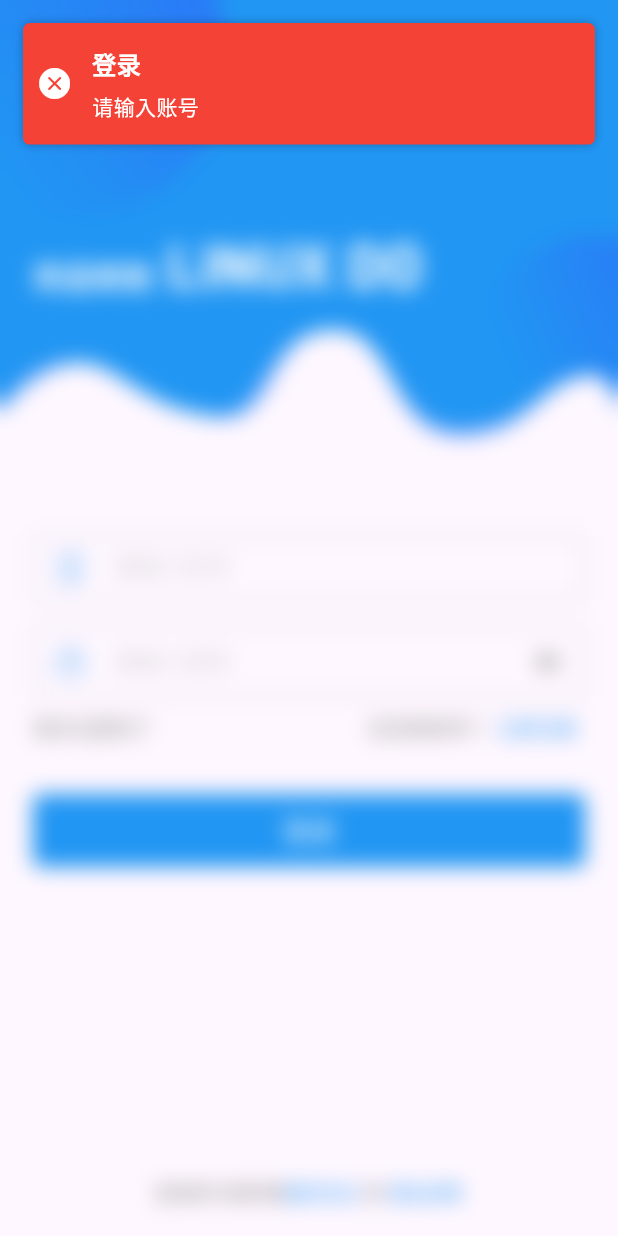
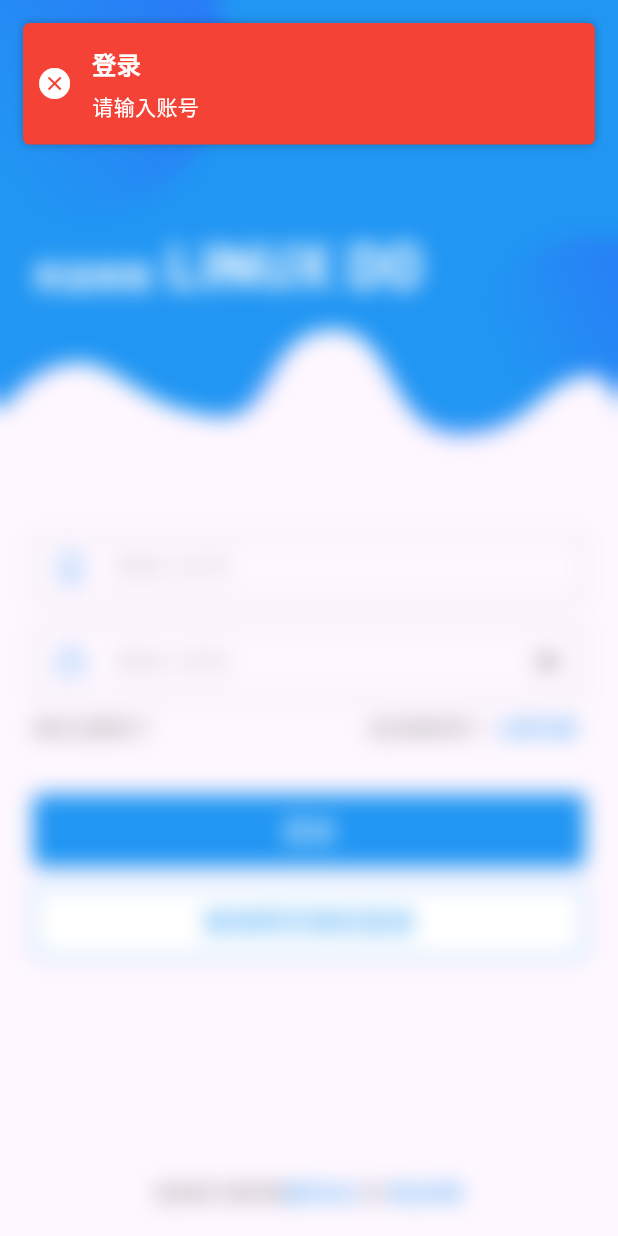
Before and after one commit to LuoH-AN/LINUX-DO, a Flutter app: the screen it shows after launch, after a tap on "登录", on a phone screen of 412 x 824 dp. Run offline on Flutter 3.47's test engine with Material 3 defaults, Android fonts, the phone set to English and light mode, and no system bars; our stand-ins replace cached_network_image, convex_bottom_bar, cookie_jar, device_info_plus, dio, dio_cookie_manager and 12 more; missing offline and left inert: dart:html; generated files the repository leaves out were written again; network calls fail.

Commit message:
调试登录流程

```diff
--- a/lib/app.dart
+++ b/lib/app.dart
@@ -39,18 +39,10 @@ class App {
 
     Inject.put<GlobalController>(GlobalController());
 
-    // 添加网络拦截器
-    addInterceptor();
-
     // Tag的颜色
     Tag.init();
 
     // 测试
     // UserCache().clear();
   }
-
-  /// 添加网络拦截器
-  static void addInterceptor() {
-    // TODO: 添加网络拦截器，如token验证、错误处理等
-  }
 }
--- a/lib/const/app_const.dart
+++ b/lib/const/app_const.dart
@@ -81,6 +81,7 @@ class _LoginConst {
   const _LoginConst();
 
   String get title => '登录';
+  String get webTitle => '使用网页授权登录';
   String get greetingPhrase => '欢迎来到';
   String get accountHint => '请输入账号';
   String get passwordHint => '请输入密码';
@@ -99,7 +100,7 @@ class _LoginConst {
   String get networkError => '请检查网络连接或稍后重试';
   String get userInfoError => '用户信息获取失败';
   String get loginSuccessTitle => '登录成功';
-  String get welcomeBack => '欢迎回来，';
+  String get welcomeBack => '欢迎回来';
   String get notImplemented => '此功能暂未开发';
   String get registerTip => '请先前往https://linux.do站点注册';
 }
--- a/lib/models/login.dart
+++ b/lib/models/login.dart
@@ -5,13 +5,15 @@ part 'login.g.dart';
 class LoginRequest {
   final String login;
   final String password;
-  @JsonKey(name: 'authenticity_token')
-  final String authenticityToken;
+  @JsonKey(name: 'second_factor_method')
+  final int secondFactorMethod;
+  final String timezone;
 
   LoginRequest({
     required this.login,
     required this.password,
-    required this.authenticityToken,
+    required this.secondFactorMethod,
+    required this.timezone,
   });
 
   factory LoginRequest.fromJson(Map<String, dynamic> json) =>
--- a/lib/net/api_service.dart
+++ b/lib/net/api_service.dart
@@ -13,14 +13,23 @@ abstract class ApiService {
 
   /// 获取CSRF Token
   @GET('session/csrf')
+  @Headers({
+    'X-Requested-With': 'XMLHttpRequest',
+  })
   Future<void> getCsrfToken();
 
   /// 登录
   @POST('session')
-  Future<LoginResponse> login(@Body() LoginRequest loginRequest);
+  @Headers({
+    'Content-Type': 'application/x-www-form-urlencoded',
+  })
+  Future<void> login(@Body() LoginRequest loginRequest);
 
   /// 获取首页话题
   @GET("{path}.json")
+  @Headers({
+    'X-Requested-With': 'XMLHttpRequest'
+  })
   Future<TopicListResponse> getTopics(@Path('path') String path);
 
   /// 获取帖子详情
@@ -31,4 +40,7 @@ abstract class ApiService {
     @Query("track_visit") bool trackVisit = true,
     @Query("forceLoad") bool forceLoad = true,
   });
+
+  @GET('session/current.json')
+  Future<dynamic> getCurrentUser();
 }
--- a/lib/net/http_client.dart
+++ b/lib/net/http_client.dart
@@ -2,6 +2,7 @@ import 'package:dio/dio.dart';
 import 'package:get/get.dart' hide Response;
 import 'package:dio_cookie_manager/dio_cookie_manager.dart';
 import 'package:cookie_jar/cookie_jar.dart';
+import 'package:flutter/foundation.dart' show kIsWeb;
 import 'package:path_provider/path_provider.dart';
 import 'api_response.dart';
 import 'http_config.dart';
@@ -15,6 +16,9 @@ class HttpClient {
   late final Dio _dio;
   late final CookieJar _cookieJar;
   late final BaseOptions _options;
+  static const String cfClearance = 'cf_clearance';
+  static const String forumSession = '_forum_session';
+  static const String tokenKey = '_t';
 
   /// 获取dio实例
   Dio get dio => _dio;
@@ -54,10 +58,19 @@ class HttpClient {
       sendTimeout: const Duration(milliseconds: HttpConfig.sendTimeout),
       headers: {
         'User-Agent':
-            'Mozilla/5.0 (Windows NT 10.0; Win64; x64) AppleWebKit/537.36 (KHTML, like Gecko) Chrome/120.0.0.0 Safari/537.36',
-        'Accept': 'application/json, text/plain, */*',
+            'Mozilla/5.0 (Macintosh; Intel Mac OS X 10_15_7) AppleWebKit/537.36 (KHTML, like Gecko) Chrome/122.0.0.0 Safari/537.36',
+        'Accept':
+            'text/html,application/xhtml+xml,application/xml;q=0.9,image/avif,image/webp,image/apng,*/*;q=0.8,application/signed-exchange;v=b3;q=0.7',
         'Accept-Language': 'zh-CN,zh;q=0.9,en;q=0.8',
-        'X-Requested-With': 'XMLHttpRequest',
+        'Accept-Encoding': 'gzip, deflate, br',
+        'Origin': HttpConfig.baseUrl,
+        'Referer': HttpConfig.baseUrl,
+        'sec-ch-ua':
+            '"Chromium";v="122", "Not(A:Brand";v="24", "Google Chrome";v="122"',
+        'sec-fetch-dest': 'empty',
+        'sec-fetch-mode': 'cors',
+        'sec-fetch-site': 'same-origin',
+        'sec-fetch-user': '?0',
       },
       contentType: 'application/x-www-form-urlencoded',
       responseType: ResponseType.json,
@@ -70,10 +83,13 @@ class HttpClient {
 
   /// 初始化Cookie管理器
   Future<void> _initCookieManager() async {
+    if (kIsWeb) {
+      _cookieJar = CookieJar();
+    } else {
       final directory = await getApplicationDocumentsDirectory();
       final cookiePath = '${directory.path}/.cookies/';
-    _cookieJar =
-        PersistCookieJar(ignoreExpires: true, storage: FileStorage(cookiePath));
+      _cookieJar = PersistCookieJar(ignoreExpires: true, storage: FileStorage(cookiePath));
+    }
     _dio.interceptors.add(CookieManager(_cookieJar));
   }
 
@@ -90,6 +106,51 @@ class HttpClient {
 
   /// 初始化拦截器
   void _initInterceptors() {
+
+    /// 处理CF的 cookie
+    _dio.interceptors.add(InterceptorsWrapper(
+      onResponse: (response, handler) async {
+        await _handleCookies(response);
+        return handler.next(response);
+      },
+      onError: (DioException e, handler) async {
+        if (e.response != null) {
+          await _handleCookies(e.response!);
+        }
+        return handler.next(e);
+      },
+    ));
+
+    // 添加错误处理拦截器
+    _dio.interceptors.add(InterceptorsWrapper(
+      onRequest: (options, handler) {
+        // 从本地存储获取CSRF Token
+        final csrfToken =
+            StorageManager.getString(AppConst.identifier.csrfToken);
+        if (csrfToken != null && csrfToken.isNotEmpty) {
+          l.e('检查 csrfToken : $csrfToken');
+          options.headers['X-CSRF-Token'] = csrfToken;
+        }
+        return handler.next(options);
+      },
+      onResponse: (response, handler) {
+        try {
+          // 检查并保存CSRF Token
+          final csrfToken = response.headers.value('X-CSRF-Token');
+          if (csrfToken != null) {
+            StorageManager.setData(AppConst.identifier.csrfToken, csrfToken);
+          }
+        } catch (e) {
+          l.e('处理响应头错误: $e');
+        }
+        return handler.next(response);
+      },
+      onError: (error, handler) {
+        _handleError(error);
+        return handler.next(error);
+      },
+    ));
+
     // 添加日志拦截器
     _dio.interceptors.add(
       InterceptorsWrapper(
@@ -113,35 +174,59 @@ class HttpClient {
         },
       ),
     );
+  }
 
-    // 添加错误处理拦截器
-    _dio.interceptors.add(InterceptorsWrapper(
-      onRequest: (options, handler) {
-        // 从本地存储获取CSRF Token
-        final csrfToken =
-            StorageManager.getString(AppConst.identifier.csrfToken);
-        if (csrfToken != null && csrfToken.isNotEmpty) {
-          options.headers['X-CSRF-Token'] = csrfToken;
+  Future<void> _handleCookies(Response response) async {
+    final cookies = response.headers['set-cookie'];
+    if (cookies != null) {
+      for (var cookieString in cookies) {
+        if (cookieString.contains(cfClearance)) {
+          // 解析 CF cookie
+          final cfCookie = _parseCfCookie(cookieString);
+          if (cfCookie != null) {
+            l.e('检查 cfCookie : ${cfCookie.value}');
+            await _saveCfCookie(cfCookie);
+            l.e('已保存新的 CF cookie: ${cfCookie.value}');
+
+            if (cookieString.contains(forumSession)) {
+              final csrfToken = response.headers['x-csrf-token']?.first;
+              if (csrfToken != null) {
+                _dio.options.headers['X-CSRF-Token'] = csrfToken;
               }
-        return handler.next(options);
-      },
-      onResponse: (response, handler) {
+            }
+          }
+        }
+      }
+    }
+  }
+
+  Cookie? _parseCfCookie(String cookieString) {
     try {
-          // 检查并保存CSRF Token
-          final csrfToken = response.headers.value('X-CSRF-Token');
-          if (csrfToken != null) {
-            StorageManager.setData(AppConst.identifier.csrfToken, csrfToken);
+      // 解析 cookie 字符串
+      final parts = cookieString.split(';');
+      final mainPart = parts[0].trim();
+      if (mainPart.startsWith(cfClearance)) {
+        final value = mainPart.split('=')[1];
+        return Cookie(cfClearance, value)
+          ..domain = 'linux.do'
+          ..path = '/'
+          ..httpOnly = true
+          ..secure = true;
       }
     } catch (e) {
-          l.e('处理响应头错误: $e');
+      l.e('解析 CF cookie 失败: $e');
     }
-        return handler.next(response);
-      },
-      onError: (error, handler) {
-        _handleError(error);
-        return handler.next(error);
-      },
-    ));
+    return null;
+  }
+
+  Future<void> _saveCfCookie(Cookie cookie) async {
+    try {
+      // 保存到 cookie jar
+      await _cookieJar
+          .saveFromResponse(Uri.parse(HttpConfig.baseUrl), [cookie]);
+    } catch (e) {
+      l.e('保存 CF cookie 失败: $e');
+    }
   }
 
   /// 处理错误
--- a/lib/net/http_config.dart
+++ b/lib/net/http_config.dart
@@ -1,9 +1,9 @@
 class HttpConfig {
   /// 默认配置
   static const String baseUrl = 'https://linux.do/';
-  static const int connectTimeout = 15000;
-  static const int receiveTimeout = 15000;
-  static const int sendTimeout = 15000;
+  static const int connectTimeout = 20000;
+  static const int receiveTimeout = 25000;
+  static const int sendTimeout = 25000;
 
   /// 成功码
   static const int successCode = 200;
--- a/lib/pages/login/login_controller.dart
+++ b/lib/pages/login/login_controller.dart
@@ -4,11 +4,15 @@ import 'package:linux_do/models/login.dart';
 import 'package:linux_do/net/api_service.dart';
 import 'package:linux_do/routes/app_pages.dart';
 import '../../const/app_const.dart';
-import '../../net/http_client.dart';
 import '../../utils/mixins/toast_mixin.dart';
 import '../../utils/log.dart';
-import '../../utils/storage_manager.dart';
 import '../../controller/global_controller.dart';
+import 'package:dio/dio.dart';
+import '../../net/http_config.dart';
+import 'package:url_launcher/url_launcher.dart' as url_launcher;
+import 'package:flutter/foundation.dart';
+import '../../utils/web_stub.dart' if (dart.library.html) '../../utils/web.dart';
+import 'dart:async';
 
 class LoginController extends BaseController {
   final ApiService _apiService = Get.find<ApiService>();
@@ -28,6 +32,54 @@ class LoginController extends BaseController {
 
   void togglePasswordVisibility() {
     isPasswordVisible.value = !isPasswordVisible.value;
+  }
+
+  /// 检查登录状态
+  Future<void> checkLoginStatus() async {
+    try {
+      // 等待一段时间让 cookie 生效
+      await Future.delayed(const Duration(seconds: 1));
+
+      final response = await _apiService.getCurrentUser();
+      if (response != null) {
+        l.e('用户信息 $response');
+        // 登录成功,保存用户信息
+        Get.offAllNamed(Routes.HOME);
+      }
+    } catch (e) {
+      showSnackbar(
+        title: AppConst.login.loginFailedTitle,
+        message: '请先在浏览器中完成登录',
+        type: SnackbarType.error,
+      );
+    }
+  }
+
+  void webLogin() async {
+    final url = Uri.parse('${HttpConfig.baseUrl}login');
+    if (kIsWeb) {
+      openNewWindow(url.toString(), '_blank');
+      // 检查登录状态
+      Timer.periodic(const Duration(seconds: 2), (timer) async {
+        await checkLoginStatus();
+        timer.cancel();
+      });
+    } else {
+      if (await url_launcher.canLaunchUrl(url)) {
+        await url_launcher.launchUrl(
+          url,
+          mode: url_launcher.LaunchMode.externalApplication,
+        );
+        // 用户从浏览器返回后检查登录状态
+        await checkLoginStatus();
+      } else {
+        showSnackbar(
+          title: AppConst.login.loginFailedTitle,
+          message: '无法打开浏览器',
+          type: SnackbarType.error,
+        );
+      }
+    }
   }
 
   Future<void> login() async {
@@ -64,49 +116,37 @@ class LoginController extends BaseController {
       final loginRequest = LoginRequest(
         login: username.value,
         password: password.value,
-        authenticityToken: '',
+        secondFactorMethod: 1,
+        timezone: 'Asia/Shanghai'
       );
 
       // 3. 发起登录请求
-      final response = await _apiService.login(loginRequest);
-      l.d(response.toJson().toString());
-
-      // 4. 处理登录响应
-      if (response.error != null) {
-        showSnackbar(
-          title: AppConst.login.loginFailedTitle,
-          message: response.error!,
-          type: SnackbarType.error,
-        );
-        return;
-      }
-
-      if (response.user != null) {
-        // 保存用户信息到本地存储
-        await StorageManager.setData(
-            AppConst.identifier.userInfo, response.user!.toJson());
+      await _apiService.login(loginRequest);
 
         // 设置登录状态
         _globalController.setIsLogin(true);
 
         showSnackbar(
           title: AppConst.login.loginSuccessTitle,
-          message: '${AppConst.login.welcomeBack}${response.user!.username}',
+          message: AppConst.login.welcomeBack,
           type: SnackbarType.success,
         );
 
         // 延迟跳转，让用户看到成功提示
         await Future.delayed(const Duration(milliseconds: 1500));
         Get.offAllNamed(Routes.HOME);
-      } else {
-        showSnackbar(
-          title: AppConst.login.loginFailedTitle,
-          message: AppConst.login.userInfoError,
-          type: SnackbarType.error,
-        );
-      }
     } catch (e) {
       l.e('登录失败: $e');
+      if (e is DioException) {
+        if (e.response?.statusCode == 403) {
+          showSnackbar(
+            title: AppConst.login.loginFailedTitle,
+            message: '请先在浏览器中完成验证后再试',
+            type: SnackbarType.error,
+          );
+          return;
+        }
+      }
       showSnackbar(
         title: AppConst.login.loginFailedTitle,
         message: AppConst.login.networkError,
--- a/lib/pages/login/login_page.dart
+++ b/lib/pages/login/login_page.dart
@@ -315,6 +315,18 @@ class LoginPage extends GetView<LoginController> {
                             ),
                           ),
                         ),
+                        12.vGap,
+                        // Web 登录按钮
+                          SizedBox(
+                            width:double.infinity,
+                            height: 44.w,
+                            child: LiDoButton(
+                              text: AppConst.login.webTitle,
+                              type: LiDoButtonType.outline,
+                              size: LiDoButtonSize.large,
+                              onPressed: controller.webLogin,
+                            ),
+                          ),
                         const Spacer(),
                         // 底部协议
                         Center(
--- a/lib/pages/topics/my_topics_controller.dart
+++ b/lib/pages/topics/my_topics_controller.dart
@@ -1,4 +1,3 @@
-import 'package:flutter/material.dart';
 import 'package:get/get.dart';
 import 'package:pull_to_refresh/pull_to_refresh.dart';
 import '../../controller/base_controller.dart';
@@ -7,7 +6,6 @@ import '../../routes/app_pages.dart';
 
 class MyTopicsController extends BaseController {
   // 加载状态
-  final isLoading = true.obs;
   final isRefreshing = false.obs;
   final isLoadingMore = false.obs;
 
--- /dev/null
+++ b/lib/utils/web.dart
@@ -0,0 +1,5 @@
+import 'dart:html' as html;
+
+void openNewWindow(String url, String target) {
+  html.window.open(url, target);
+}
--- /dev/null
+++ b/lib/utils/web_stub.dart
@@ -0,0 +1,4 @@
+// 网页功能存根接口
+void openNewWindow(String url, String target) {
+  // 适用于非Web平台
+}
--- a/lib/widgets/li_do_button.dart
+++ b/lib/widgets/li_do_button.dart
@@ -1,5 +1,6 @@
 import 'package:flutter/material.dart';
 import 'package:flutter_screenutil/flutter_screenutil.dart';
+
 
 enum LiDoButtonType {
   primary,   // 主要按钮
@@ -14,6 +15,8 @@ enum LiDoButtonSize {
   large,   // 大按钮
 }
 
+
+/// 定义个 L站主题的Button
 class LiDoButton extends StatelessWidget {
   final String text;
   final VoidCallback? onPressed;
@@ -182,18 +185,19 @@ class LiDoButton extends StatelessWidget {
       case LiDoButtonType.outline:
         return OutlinedButton.styleFrom(
           foregroundColor: theme.primaryColor,
+          backgroundColor: Colors.white,
           padding: _getPadding(),
           side: BorderSide(color: theme.primaryColor),
           shape: RoundedRectangleBorder(
             borderRadius: BorderRadius.circular(4.w),
           ),
         ).copyWith(
-          backgroundColor: WidgetStateProperty.resolveWith<Color?>(
+          backgroundColor: WidgetStateProperty.resolveWith<Color>(
             (Set<WidgetState> states) {
               if (states.contains(WidgetState.hovered)) {
                 return theme.primaryColor.withValues(alpha: .05);
               }
-              return null;
+              return Colors.white;
             },
           ),
         );
--- a/pubspec.yaml
+++ b/pubspec.yaml
@@ -64,7 +64,10 @@ dependencies:
   shimmer: ^3.0.0
   # HTML渲染
   flutter_html: ^3.0.0-beta.2
+
   path_provider: ^2.1.2
+  # URL 处理
+  url_launcher: ^6.2.4
 
 dev_dependencies:
   flutter_test:
```
Also changed, not shown: lib/models/login.g.dart, lib/net/api_service.g.dart, pubspec.lock, 5 other files. Lines whose indentation alone changed are shown as unchanged.
